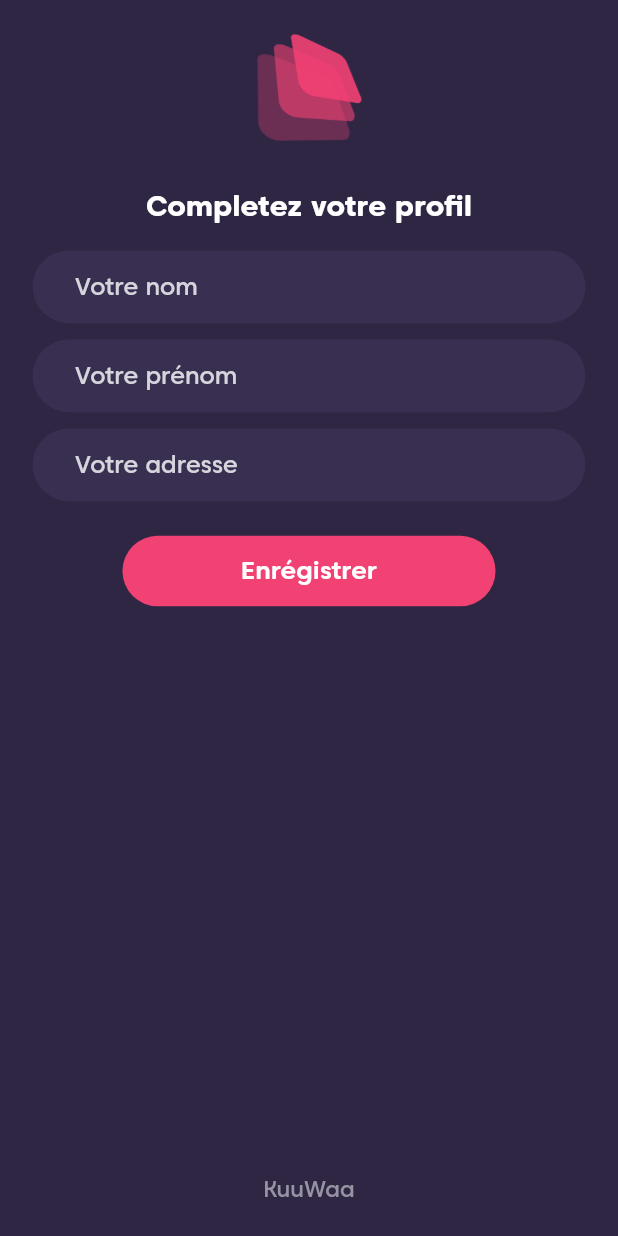
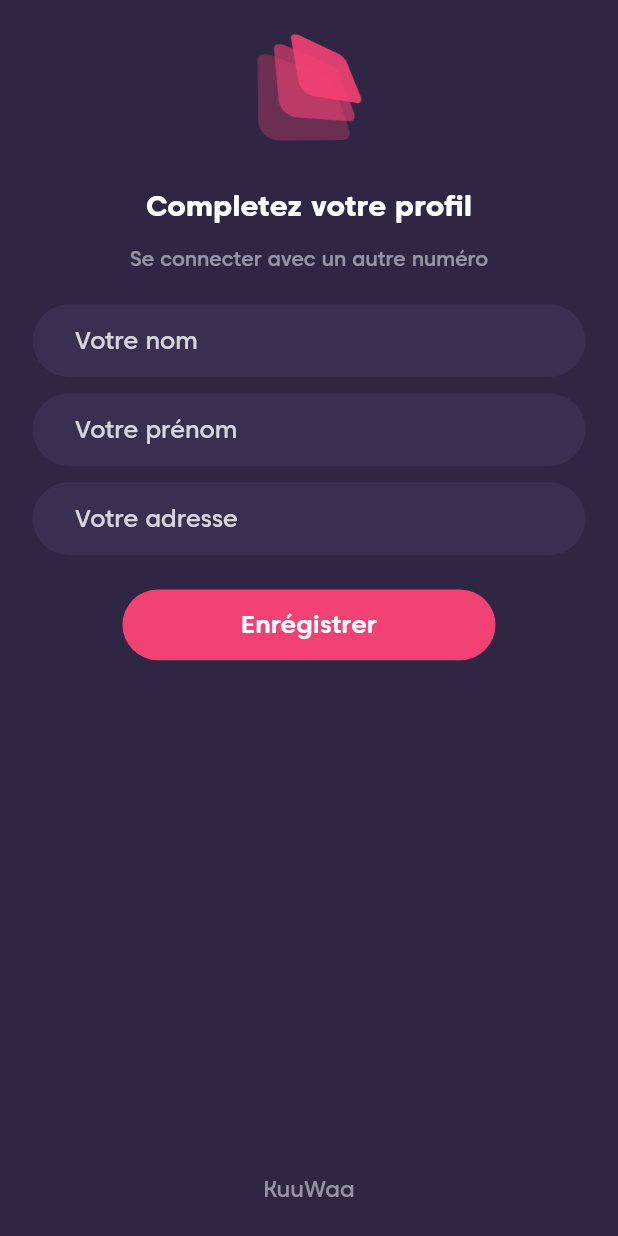
Before and after one commit to KuuWaa-Team/mobile-app, a Flutter app: the CompleteProfileScreen screen opened directly, on a phone screen of 412 x 824 dp. Run offline on Flutter 3.47's test engine with Material 2 defaults, Android fonts, the phone set to English and light mode, and no system bars; our stand-ins replace another_flushbar, connectivity, file_picker, flutter_chat_types, flutter_chat_ui, flutter_spinkit and 10 more; missing offline and left inert: dart:ffi, insta_image_viewer, qr_code_scanner; accounts and stored records are empty.

```diff
--- a/lib/data/network/network_api_service.dart
+++ b/lib/data/network/network_api_service.dart
@@ -191,7 +191,6 @@ class NetworkApiService extends BaseApiServices {
       case 401:
         Utils.flushBarErrorMessage("Vous devez vous connecter", context);
         UserViewModel().remove().then((value) {
-
           Navigator.pushAndRemoveUntil(
             context,
             MaterialPageRoute(
--- a/lib/screens/complete_profile_screen.dart
+++ b/lib/screens/auth/complete_profile_screen.dart
@@ -6,6 +6,7 @@ import 'package:kuuwaa/common/strings.dart';
 import 'package:kuuwaa/common/utils.dart';
 import 'package:kuuwaa/model/user/user_model.dart';
 import 'package:kuuwaa/responsive/responsive_flutter.dart';
+import 'package:kuuwaa/screens/auth/login_screen.dart';
 import 'package:kuuwaa/screens/bottom_bar_screen.dart';
 import 'package:flutter/material.dart';
 import 'package:kuuwaa/view_model/auth/auth_view_model.dart';
@@ -70,7 +71,28 @@ class _CompleteProfileScreenState extends State<CompleteProfileScreen> {
                           fontWeightNew: FontWeight.bold,
                         ),
                       ),
-                      SizedBox(height: ResponsiveFlutter.of(context).verticalScale(15)),
+                      TextButton(
+                          onPressed: () {
+                            Navigator.pushAndRemoveUntil(
+                              context,
+                              MaterialPageRoute(
+                                builder: (context) =>  LoginScreen(),
+                              ),
+                                  (route) => false,
+                            );
+                          },
+                          child: MyTextView(
+                            "Se connecter avec un autre numéro",
+                            textAligntNew: TextAlign.center,
+                            maxLinesNew: 3,
+                            styleNew: MyTextStyle(
+                              colorNew: Colors.white.withOpacity(.5),
+                              size: ResponsiveFlutter.of(context).fontSize(1.6),
+                              fontWeightNew: FontWeight.w400,
+                            ),
+                          )
+                      ),
+                      SizedBox(height: ResponsiveFlutter.of(context).verticalScale(5)),
                       Container(
                         height: ResponsiveFlutter.of(context).verticalScale(40),
                         padding: EdgeInsets.symmetric(
--- a/lib/screens/otp_screen.dart
+++ b/lib/screens/auth/otp_screen.dart
@@ -6,7 +6,7 @@ import 'package:kuuwaa/common/strings.dart';
 import 'package:kuuwaa/common/utils.dart';
 import 'package:kuuwaa/responsive/responsive_flutter.dart';
 import 'package:kuuwaa/screens/auth/login_screen.dart';
-import 'package:kuuwaa/screens/complete_profile_screen.dart';
+import 'package:kuuwaa/screens/auth/complete_profile_screen.dart';
 import 'package:flutter/material.dart';
 import 'package:flutter/services.dart';
 import 'package:kuuwaa/view_model/auth/auth_view_model.dart';
--- a/lib/screens/invitations/invitations_list_screen.dart
+++ b/lib/screens/invitations/invitations_list_screen.dart
@@ -1373,7 +1373,7 @@ class _InvitationsListScreenState extends State<InvitationsListScreen> {
                                                             if (widget.event.paymentStatus == 'paid')
                                                             GestureDetector(
                                                               onTap: () {
-                                                                String url = "https://kuuwaa.com/invitations/" + invitation.code.toString();
+                                                                String url = "http://kuuwaa.com/invitations/" + invitation.code.toString();
                                                                 _openUrl(url);
                                                               },
                                                               child: Container(
--- a/lib/service/splash_service.dart
+++ b/lib/service/splash_service.dart
@@ -3,7 +3,7 @@ import 'package:flutter/material.dart';
 import 'package:kuuwaa/model/user/user_model.dart';
 import 'package:kuuwaa/screens/auth/login_screen.dart';
 import 'package:kuuwaa/screens/bottom_bar_screen.dart';
-import 'package:kuuwaa/screens/complete_profile_screen.dart';
+import 'package:kuuwaa/screens/auth/complete_profile_screen.dart';
 import 'package:kuuwaa/view_model/user/user_view_model.dart';
 
 class SplashService {
--- a/lib/view_model/auth/auth_view_model.dart
+++ b/lib/view_model/auth/auth_view_model.dart
@@ -4,9 +4,9 @@ import 'package:kuuwaa/common/utils.dart';
 import 'package:kuuwaa/model/user/user_model.dart';
 import 'package:kuuwaa/repository/auth/auth_repository.dart';
 import 'package:kuuwaa/screens/bottom_bar_screen.dart';
-import 'package:kuuwaa/screens/complete_profile_screen.dart';
+import 'package:kuuwaa/screens/auth/complete_profile_screen.dart';
 import 'package:kuuwaa/screens/home_page_screen.dart';
-import 'package:kuuwaa/screens/otp_screen.dart';
+import 'package:kuuwaa/screens/auth/otp_screen.dart';
 import 'package:kuuwaa/view_model/user/user_view_model.dart';
 
 class AuthViewModel with ChangeNotifier{
```
Also changed, not shown: lib/repository/event/event_repository.dart (+9 -0 lines), lib/screens/events/create_event_screen.dart (+20 -5 lines), lib/view_model/event/event_view_model.dart (+29 -5 lines).
